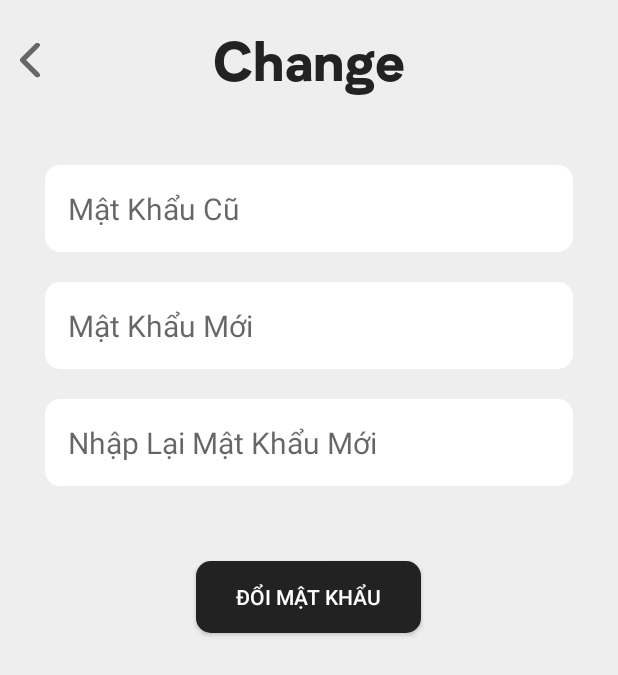
After one commit to ITKenTo/ChatApp, an Android app: the ChangePassActivity screen opened directly, with no data from a screen before it, on a phone screen of 412 x 824 dp. The commit adds this screen. Shown: the top 675 px of the screen. Run offline under Robolectric (Android 15) with nearby library versions, the phone set to English and light mode, and no system bars; our stand-ins replace Firebase (no records; nobody signed in at launch, a user with empty details on screens opened directly); 1 statement that could not run was skipped.

Commit message:
change passwd

```diff
--- /dev/null
+++ b/app/src/main/java/com/example/chat_app_k/ChangePassActivity.kt
@@ -0,0 +1,106 @@
+package com.example.chat_app_k
+
+import android.app.Activity
+import androidx.appcompat.app.AppCompatActivity
+import android.os.Bundle
+import android.util.Log
+import android.view.View
+import android.widget.Toast
+import com.example.chat_app_k.Model.AccountModel
+import com.example.chat_app_k.databinding.ActivityChangePassBinding
+import com.google.firebase.auth.FirebaseAuth
+import com.google.firebase.auth.FirebaseUser
+import com.google.firebase.database.DataSnapshot
+import com.google.firebase.database.DatabaseError
+import com.google.firebase.database.DatabaseReference
+import com.google.firebase.database.FirebaseDatabase
+import com.google.firebase.database.ValueEventListener
+
+class ChangePassActivity : AppCompatActivity() {
+    private lateinit var binding:ActivityChangePassBinding
+    private lateinit var databaseReference: DatabaseReference
+    var passwd:String?=""
+    private lateinit var mAth:FirebaseAuth
+    private lateinit var accountcrr:FirebaseUser
+
+    override fun onCreate(savedInstanceState: Bundle?) {
+        super.onCreate(savedInstanceState)
+        //setContentView(R.layout.activity_change_pass)
+        binding=ActivityChangePassBinding.inflate(layoutInflater)
+        setContentView(binding.root)
+
+        val intent= getIntent()
+        passwd= intent.getStringExtra("Passwd")
+
+        mAth= FirebaseAuth.getInstance()
+        Log.d("Pass", passwd!!)
+
+        binding.apply {
+            btnUpPass.setOnClickListener {
+                validate()
+               // changePass()
+            }
+            back.setOnClickListener {
+                onBackPressed()
+            }
+        }
+
+
+    }
+
+    private fun validate(){
+        binding.apply {
+            if (edPasswdOld.text.toString().isEmpty()){
+                errorChange.setText("Nhập mật khẩu cũ")
+                errorChange.visibility=View.VISIBLE
+                return
+            }
+            if (edPasswdNew.text.toString().isEmpty()){
+                errorChange.setText("Nhập mật khẩu mới")
+                errorChange.visibility=View.VISIBLE
+                return
+            }
+
+            if (edPasswdConfim.text.toString().isEmpty()){
+                errorChange.setText("Nhập lại mật khẩu mới")
+                errorChange.visibility=View.VISIBLE
+                return
+            }
+            if (!edPasswdConfim.text.toString().equals(edPasswdNew.text.toString())){
+                errorChange.setText("Mật khẩu mới không trùng khớp")
+                errorChange.visibility=View.VISIBLE
+                return
+            }
+            changePass()
+
+        }
+    }
+
+    private fun changePass(){
+
+         accountcrr= mAth.currentUser!!
+        databaseReference= FirebaseDatabase.getInstance().getReference("Users")
+                if (binding.edPasswdOld.text.toString()!=passwd){
+                   binding.errorChange.setText("Mật khẩu cũ không chính xác")
+                   binding.errorChange.visibility=View.VISIBLE
+                    return
+                }else {
+                    binding.errorChange.setText("Thành Công")
+                    binding.errorChange.visibility=View.VISIBLE
+                    databaseReference.child(accountcrr!!.uid).child("passwd")
+                        .setValue(binding.edPasswdNew.text.toString())
+                    accountcrr.updatePassword(binding.edPasswdNew.text.toString())
+
+                    Toast.makeText(this@ChangePassActivity, "Đổi thành công", Toast.LENGTH_SHORT)
+                        .show()
+                    binding.apply {
+                        edPasswdConfim.setText("")
+                        edPasswdNew.setText("")
+                        edPasswdOld.setText("")
+                        errorChange.visibility=View.GONE
+                    }
+                }
+
+
+    }
+}
--- a/app/src/main/java/com/example/chat_app_k/ProfileActivity.kt
+++ b/app/src/main/java/com/example/chat_app_k/ProfileActivity.kt
@@ -77,6 +77,9 @@ class ProfileActivity : AppCompatActivity() {
             btnUpdate.setOnClickListener {
              uploadData()
             }
+            linEdit.setOnClickListener {
+                startActivity(Intent(this@ProfileActivity,UpadateProfileActivity::class.java))
+            }
         }
 
     }
--- /dev/null
+++ b/app/src/main/res/layout/activity_change_pass.xml
@@ -0,0 +1,111 @@
+<?xml version="1.0" encoding="utf-8"?>
+<RelativeLayout xmlns:android="http://schemas.android.com/apk/res/android"
+        xmlns:app="http://schemas.android.com/apk/res-auto"
+        xmlns:tools="http://schemas.android.com/tools"
+        android:layout_width="match_parent"
+        android:layout_height="match_parent"
+        android:background="@color/backapp"
+        tools:context=".MainActivity">
+
+        <TextView
+            android:id="@+id/tv_chat"
+            android:layout_width="wrap_content"
+            android:layout_height="wrap_content"
+            android:text="Change"
+            android:textSize="35dp"
+            android:textColor="@color/colorPri"
+            android:layout_centerHorizontal="true"
+            android:layout_marginTop="20dp"
+            android:layout_marginStart="20dp"
+            android:fontFamily="@font/fontspringbiotifblack"
+            />
+
+        <ImageView
+            android:id="@+id/back"
+            android:layout_width="40dp"
+            android:layout_height="40dp"
+            android:src="@drawable/left"
+            android:layout_alignParentStart="true"
+            android:layout_marginTop="20dp"
+            android:layout_marginEnd="20dp"
+            app:tint="#666666" />
+
+        <LinearLayout
+            android:id="@+id/lin_pass"
+            android:layout_width="match_parent"
+            android:layout_height="wrap_content"
+            android:orientation="vertical"
+            android:layout_below="@+id/back"
+            android:layout_marginTop="40dp"
+            android:layout_marginStart="20dp"
+            android:layout_marginEnd="20dp"
+            >
+            <androidx.appcompat.widget.AppCompatEditText
+                android:id="@+id/ed_passwd_old"
+                android:layout_width="match_parent"
+                android:layout_height="wrap_content"
+                android:background="@drawable/boder_edittex"
+                android:hint="Mật Khẩu Cũ"
+                android:padding="15dp"
+                android:textSize="20dp"
+                android:layout_margin="10dp"
+                android:maxLines="1"
+                android:inputType="textPassword"
+                />
+            <androidx.appcompat.widget.AppCompatEditText
+                android:id="@+id/ed_passwd_new"
+                android:layout_width="match_parent"
+                android:layout_height="wrap_content"
+                android:background="@drawable/boder_edittex"
+                android:hint="Mật Khẩu Mới"
+                android:padding="15dp"
+                android:textSize="20dp"
+                android:layout_margin="10dp"
+                android:maxLines="1"
+                android:inputType="textPassword"
+                />
+            <androidx.appcompat.widget.AppCompatEditText
+                android:id="@+id/ed_passwd_confim"
+                android:layout_width="match_parent"
+                android:layout_height="wrap_content"
+                android:background="@drawable/boder_edittex"
+                android:hint="Nhập Lại Mật Khẩu Mới"
+                android:padding="15dp"
+                android:textSize="20dp"
+                android:layout_margin="10dp"
+                android:maxLines="1"
+                android:inputType="textPassword"
+                />
+        </LinearLayout>
+
+    <TextView
+        android:id="@+id/error_change"
+        android:layout_width="wrap_content"
+        android:layout_height="wrap_content"
+        android:layout_below="@+id/lin_pass"
+        android:layout_centerHorizontal="true"
+        android:layout_marginStart="10dp"
+        android:layout_marginTop="10dp"
+        android:layout_marginEnd="10dp"
+        android:layout_marginBottom="10dp"
+        android:textSize="20dp"
+        android:textColor="#F80606"
+        android:visibility="gone"
+        android:text="err" />
+
+
+    <androidx.appcompat.widget.AppCompatButton
+        android:id="@+id/btn_up_pass"
+        android:layout_width="150dp"
+        android:layout_height="wrap_content"
+        android:layout_below="@id/error_change"
+        android:layout_centerHorizontal="true"
+        android:layout_gravity="center"
+        android:layout_marginStart="20dp"
+        android:layout_marginTop="40dp"
+        android:layout_marginEnd="20dp"
+        android:layout_marginBottom="20dp"
+        android:background="@drawable/boder_button"
+        android:text="Đổi Mật Khẩu"
+        android:textColor="@color/white" />
+</RelativeLayout>
--- a/app/src/main/res/layout/activity_login.xml
+++ b/app/src/main/res/layout/activity_login.xml
@@ -33,7 +33,7 @@
             android:layout_width="match_parent"
             android:layout_height="wrap_content"
             android:background="@drawable/boder_edittex"
-            android:hint="Tên Đăng Nhập"
+            android:hint="Email"
             android:padding="15dp"
             android:textSize="20dp"
             android:layout_margin="10dp"
```
Also changed, not shown: app/src/main/AndroidManifest.xml (+11 -3 lines), app/src/main/java/com/example/chat_app_k/Login_Register/LoginActivity.kt (+16 -1 lines), app/src/main/java/com/example/chat_app_k/Login_Register/RegisterActivity.kt (+30 -1 lines), app/src/main/java/com/example/chat_app_k/UpadateProfileActivity.kt (added, +98 -0 lines), app/src/main/res/layout/activity_profile.xml (+28 -6 lines), app/src/main/res/layout/activity_register.xml (+12 -0 lines), app/src/main/res/layout/activity_upadate_profile.xml (added, +136 -0 lines), app/src/main/res/drawable/padlock.png (added), app/src/main/res/drawable/user_1.png (added).
